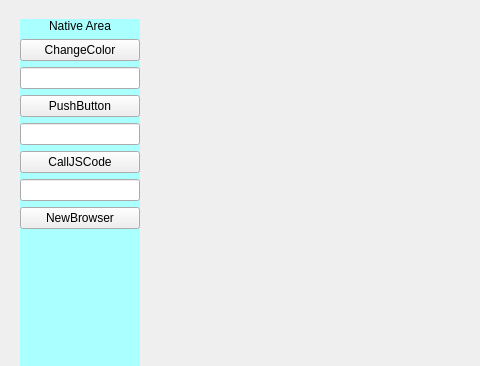
This is example/QCefViewTest/MainWindow.ui in CefView/QCefView as Qt 5 draws it before an edit; both pictures show x 0 to 480 and y 0 to 366 of the 1280 by 900 pixel window. The edited form follows.
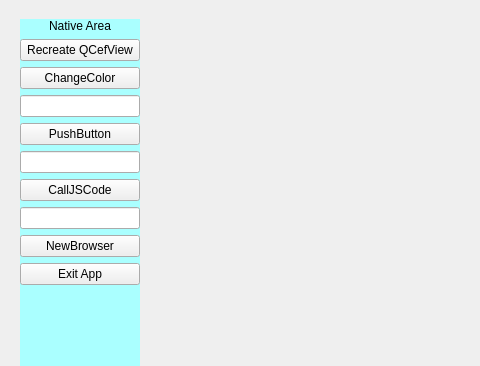
This is the edited form.

Diff of the .ui file:
```diff
--- a/example/QCefViewTest/MainWindow.ui
+++ b/example/QCefViewTest/MainWindow.ui
@@ -81,6 +81,13 @@
        </property>
       </widget>
      </item>
+					<item>
+						<widget class="QPushButton" name="btn_reCreate">
+							<property name="text">
+								<string>Recreate QCefView</string>
+							</property>
+						</widget>
+					</item>
      <item>
       <widget class="QPushButton" name="btn_changeColor">
        <property name="text">
@@ -118,6 +125,13 @@
        </property>
       </widget>
      </item>
+					<item>
+						<widget class="QPushButton" name="btn_quitApp">
+							<property name="text">
+								<string>Exit App</string>
+							</property>
+						</widget>
+					</item>
      <item>
       <spacer name="verticalSpacer">
        <property name="orientation">
```
Lines whose indentation alone changed are shown as unchanged.
